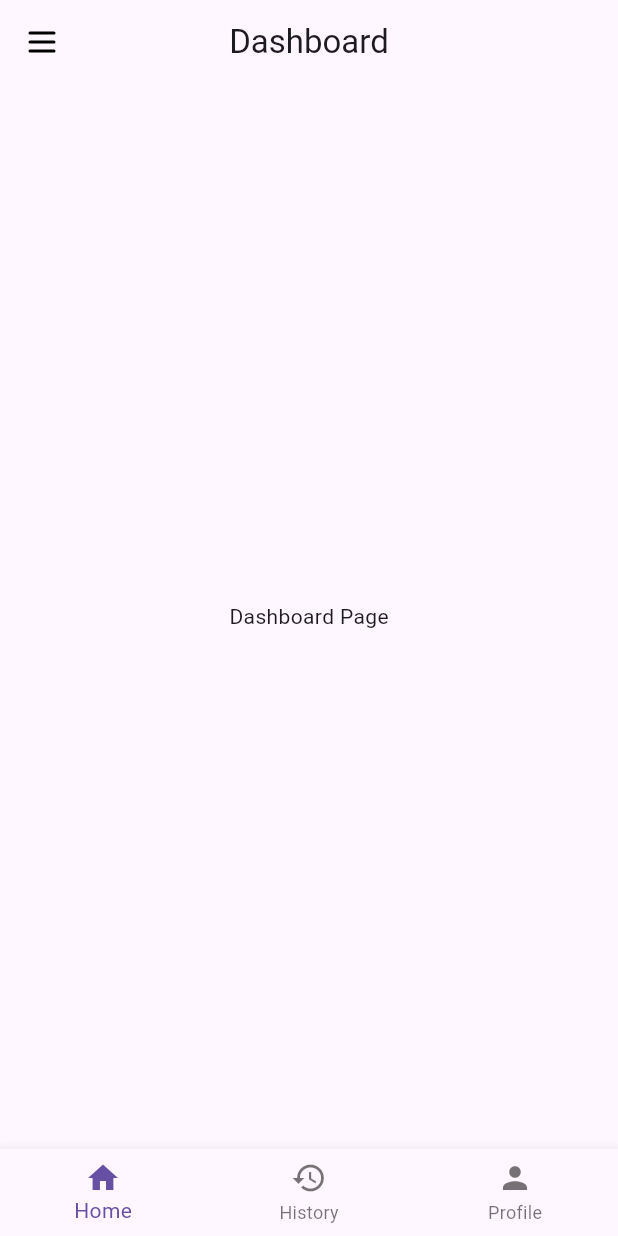
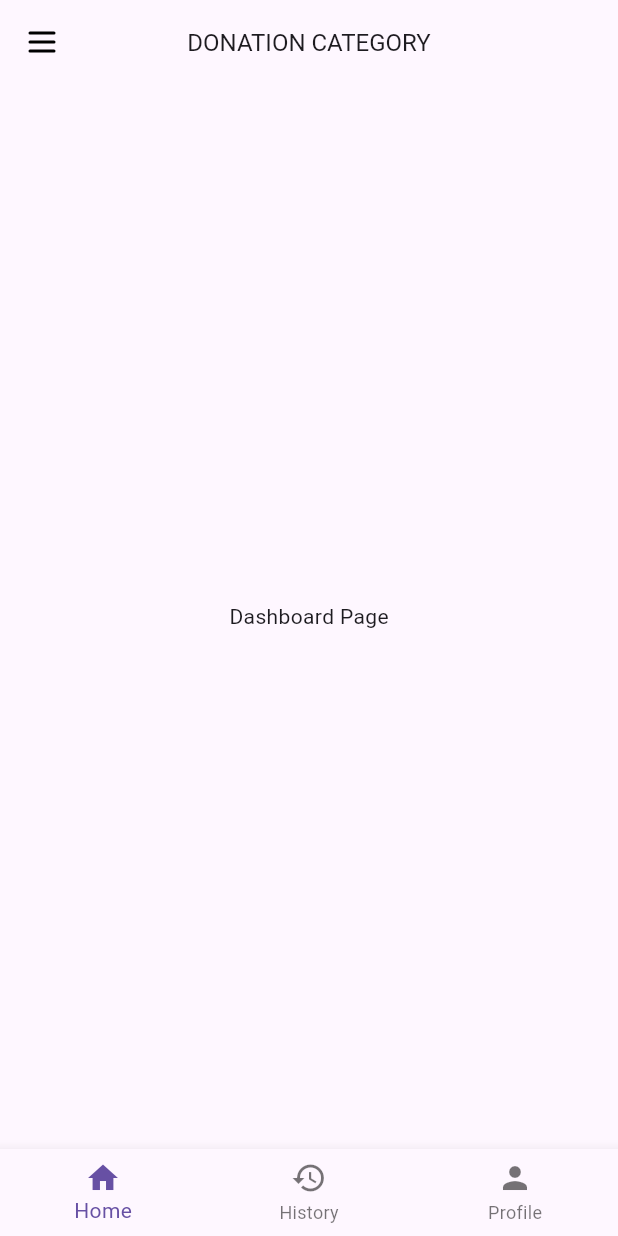
Before and after one commit to ipetersenpai/Donation-Flutter-App, a Flutter app: the DashboardPage screen opened by its route, item 2 of the bottom bar chosen, after a tap on the "arrow back" icon, on a phone screen of 412 x 824 dp. Run offline on Flutter 3.47's test engine with Material 3 defaults, Android fonts, the phone set to English and light mode, and no system bars; our stand-ins replace flutter_svg.

Commit message:
feat:dashboard and login ui added

```diff
--- a/lib/main.dart
+++ b/lib/main.dart
@@ -23,7 +23,8 @@ class MyApp extends StatelessWidget {
       debugShowCheckedModeBanner: false,
       initialRoute: '/',
       routes: {
-        '/': (context) => LoginPage(),
+        // '/': (context) => const LoginPage(),
+        '/': (context) => const DashboardPage(),
         '/forgot_password': (context) => ForgotPasswordPage(),
         '/register': (context) => RegisterPage(),
         '/history': (context) => const HistoryPage(),
--- a/lib/pages/dashboard_page.dart
+++ b/lib/pages/dashboard_page.dart
@@ -2,6 +2,8 @@ import 'package:flutter/material.dart';
 import 'package:flutter_svg/flutter_svg.dart';
 import '../widgets/drawer_widget.dart'; // Import the drawer widget
 import '../widgets/bottom_navigation_bar_widget.dart'; // Import the BottomNavigationBar widget
+import '../pages/profile_page.dart'; // Import the ProfilePage
+import '../pages/history_page.dart'; // Import the HistoryPage
 
 class DashboardPage extends StatefulWidget {
   const DashboardPage({super.key});
@@ -33,11 +35,17 @@ class _DashboardPageState extends State<DashboardPage> {
     return Scaffold(
       key: _scaffoldKey,
       appBar: AppBar(
-        title: Text(_currentIndex == 0
-            ? 'Dashboard'
-            : _currentIndex == 1
-                ? 'History'
-                : 'Profile'),
+        title: Text(
+          _currentIndex == 0
+              ? 'DONATION CATEGORY'
+              : _currentIndex == 1
+                  ? 'History'
+                  : 'Profile',
+          style: const TextStyle(
+            fontSize:
+                16.0, // Adjust this value to make the text smaller or larger
+          ),
+        ),
         centerTitle: true,
         leading: _currentIndex == 0
             ? IconButton(
@@ -82,8 +90,8 @@ class _DashboardPageState extends State<DashboardPage> {
         onPageChanged: _onPageChanged,
         children: const [
           Center(child: Text('Dashboard Page')), // Home content
-          Center(child: Text('History Page')), // History content
-          Center(child: Text('Profile Page')), // Profile content
+          HistoryPage(), // History content
+          ProfilePage(), // Profile content
         ],
       ),
       bottomNavigationBar: BottomNavigationBarWidget(
--- a/lib/widgets/drawer_widget.dart
+++ b/lib/widgets/drawer_widget.dart
@@ -6,7 +6,9 @@ class AppDrawer extends StatelessWidget {
 
   @override
   Widget build(BuildContext context) {
-    return Drawer(
+    return ClipRect(
+      // Clip the rounded corners
+      child: Drawer(
         child: Column(
           children: <Widget>[
             UserAccountsDrawerHeader(
@@ -22,6 +24,7 @@ class AppDrawer extends StatelessWidget {
               ),
               decoration: const BoxDecoration(
                 color: Color(0xFF9D0606),
+                borderRadius: BorderRadius.zero, // Remove the border radius
               ),
             ),
             ListTile(
@@ -29,7 +32,6 @@ class AppDrawer extends StatelessWidget {
                 'assets/history.svg',
                 width: 24,
                 height: 24,
-              // ignore: deprecated_member_use
                 color: Colors.black,
               ),
               title: const Text('Donation History'),
@@ -42,7 +44,6 @@ class AppDrawer extends StatelessWidget {
                 'assets/lock.svg',
                 width: 24,
                 height: 24,
-              // ignore: deprecated_member_use
                 color: Colors.black,
               ),
               title: const Text('Update Password'),
@@ -56,7 +57,6 @@ class AppDrawer extends StatelessWidget {
                 'assets/logout.svg',
                 width: 24,
                 height: 24,
-              // ignore: deprecated_member_use
                 color: Colors.black,
               ),
               title: const Text('Logout'),
@@ -66,6 +66,7 @@ class AppDrawer extends StatelessWidget {
             ),
           ],
         ),
+      ),
     );
   }
 }
--- a/pubspec.yaml
+++ b/pubspec.yaml
@@ -31,6 +31,7 @@ dependencies:
   flutter:
     sdk: flutter
   flutter_svg: ^2.0.10+1
+  url_launcher: ^6.3.0
 
   # The following adds the Cupertino Icons font to your application.
   # Use with the CupertinoIcons class for iOS style icons.
@@ -39,6 +40,7 @@ dependencies:
 dev_dependencies:
   flutter_test:
     sdk: flutter
+
 
   # The "flutter_lints" package below contains a set of recommended lints to
   # encourage good coding practices. The lint set provided by the package is
@@ -58,6 +60,8 @@ flutter:
     - assets/history.svg
     - assets/lock.svg
     - assets/logout.svg
+    - assets/logo.svg
+
 
 
   # The following line ensures that the Material Icons font is
```
Also changed, not shown: lib/pages/history_page.dart (+2 -27 lines), lib/pages/login_page.dart (+64 -42 lines), lib/pages/profile_page.dart (+2 -27 lines), pubspec.lock, 11 other files. Lines whose indentation alone changed are shown as unchanged.
